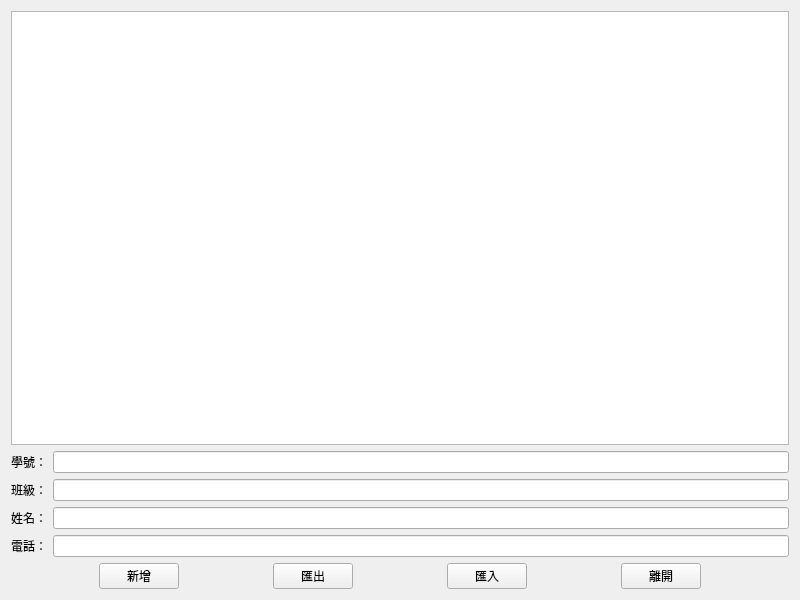
Qt form contactbook.ui (41343101/ContactBook) before a commit.
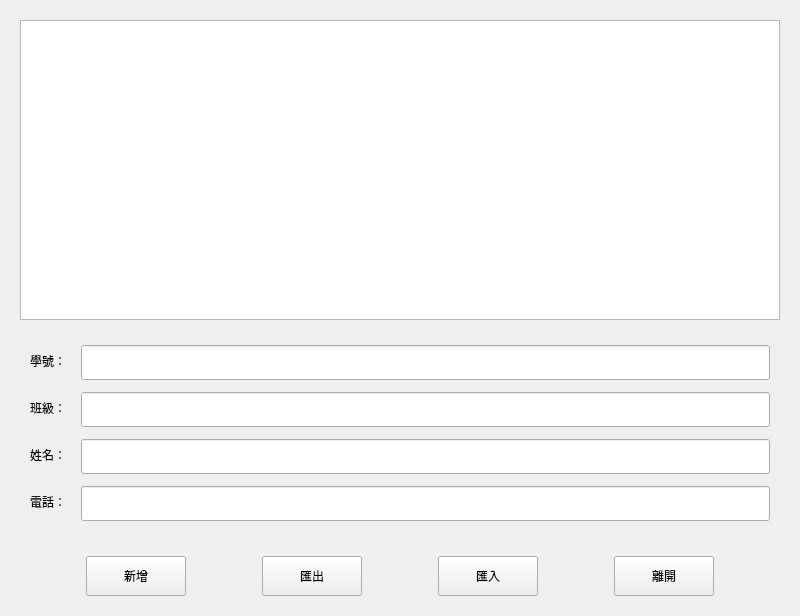
The same form after that commit.

Commit message: Add comprehensive UI beautification with modern styling

Diff of the .ui file:
```diff
--- a/contactbook.ui
+++ b/contactbook.ui
@@ -14,13 +14,53 @@
    <string>ContactBook</string>
   </property>
   <layout class="QVBoxLayout" name="verticalLayout">
+   <property name="spacing">
+    <number>15</number>
+   </property>
+   <property name="leftMargin">
+    <number>20</number>
+   </property>
+   <property name="topMargin">
+    <number>20</number>
+   </property>
+   <property name="rightMargin">
+    <number>20</number>
+   </property>
+   <property name="bottomMargin">
+    <number>20</number>
+   </property>
    <item>
     <layout class="QGridLayout" name="gridLayout">
      <item row="0" column="0">
-      <widget class="QTableWidget" name="tableWidget"/>
+      <widget class="QTableWidget" name="tableWidget">
+       <property name="minimumSize">
+        <size>
+         <width>0</width>
+         <height>300</height>
+        </size>
+       </property>
+      </widget>
      </item>
      <item row="1" column="0">
       <layout class="QFormLayout" name="formLayout">
+       <property name="horizontalSpacing">
+        <number>15</number>
+       </property>
+       <property name="verticalSpacing">
+        <number>12</number>
+       </property>
+       <property name="leftMargin">
+        <number>10</number>
+       </property>
+       <property name="topMargin">
+        <number>10</number>
+       </property>
+       <property name="rightMargin">
+        <number>10</number>
+       </property>
+       <property name="bottomMargin">
+        <number>10</number>
+       </property>
        <item row="0" column="0">
         <widget class="QLabel" name="label">
          <property name="text">
@@ -29,7 +69,14 @@
         </widget>
        </item>
        <item row="0" column="1">
-        <widget class="QLineEdit" name="lineEdit"/>
+        <widget class="QLineEdit" name="lineEdit">
+         <property name="minimumSize">
+          <size>
+           <width>0</width>
+           <height>35</height>
+          </size>
+         </property>
+        </widget>
        </item>
        <item row="1" column="0">
         <widget class="QLabel" name="label_2">
@@ -39,7 +86,14 @@
         </widget>
        </item>
        <item row="1" column="1">
-        <widget class="QLineEdit" name="lineEdit_2"/>
+        <widget class="QLineEdit" name="lineEdit_2">
+         <property name="minimumSize">
+          <size>
+           <width>0</width>
+           <height>35</height>
+          </size>
+         </property>
+        </widget>
        </item>
        <item row="2" column="0">
         <widget class="QLabel" name="label_3">
@@ -49,7 +103,14 @@
         </widget>
        </item>
        <item row="2" column="1">
-        <widget class="QLineEdit" name="lineEdit_3"/>
+        <widget class="QLineEdit" name="lineEdit_3">
+         <property name="minimumSize">
+          <size>
+           <width>0</width>
+           <height>35</height>
+          </size>
+         </property>
+        </widget>
        </item>
        <item row="3" column="0">
         <widget class="QLabel" name="label_4">
@@ -59,7 +120,14 @@
         </widget>
        </item>
        <item row="3" column="1">
-        <widget class="QLineEdit" name="lineEdit_4"/>
+        <widget class="QLineEdit" name="lineEdit_4">
+         <property name="minimumSize">
+          <size>
+           <width>0</width>
+           <height>35</height>
+          </size>
+         </property>
+        </widget>
        </item>
       </layout>
      </item>
@@ -67,6 +135,12 @@
    </item>
    <item>
     <layout class="QHBoxLayout" name="horizontalLayout">
+     <property name="spacing">
+      <number>10</number>
+     </property>
+     <property name="topMargin">
+      <number>10</number>
+     </property>
      <item>
       <spacer name="horizontalSpacer">
        <property name="orientation">
@@ -82,6 +156,12 @@
      </item>
      <item>
       <widget class="QPushButton" name="pushButton">
+       <property name="minimumSize">
+        <size>
+         <width>100</width>
+         <height>40</height>
+        </size>
+       </property>
        <property name="text">
         <string>新增</string>
        </property>
@@ -102,6 +182,12 @@
      </item>
      <item>
       <widget class="QPushButton" name="pushButton_2">
+       <property name="minimumSize">
+        <size>
+         <width>100</width>
+         <height>40</height>
+        </size>
+       </property>
        <property name="text">
         <string>匯出</string>
        </property>
@@ -122,6 +208,12 @@
      </item>
      <item>
       <widget class="QPushButton" name="pushButton_3">
+       <property name="minimumSize">
+        <size>
+         <width>100</width>
+         <height>40</height>
+        </size>
+       </property>
        <property name="text">
         <string>匯入</string>
        </property>
@@ -142,6 +234,12 @@
      </item>
      <item>
       <widget class="QPushButton" name="pushButton_4">
+       <property name="minimumSize">
+        <size>
+         <width>100</width>
+         <height>40</height>
+        </size>
+       </property>
        <property name="text">
         <string>離開</string>
        </property>
```
Left out of the diff: 2 changed lines with no effect on the pictures. The commit also changes 2 other files.
